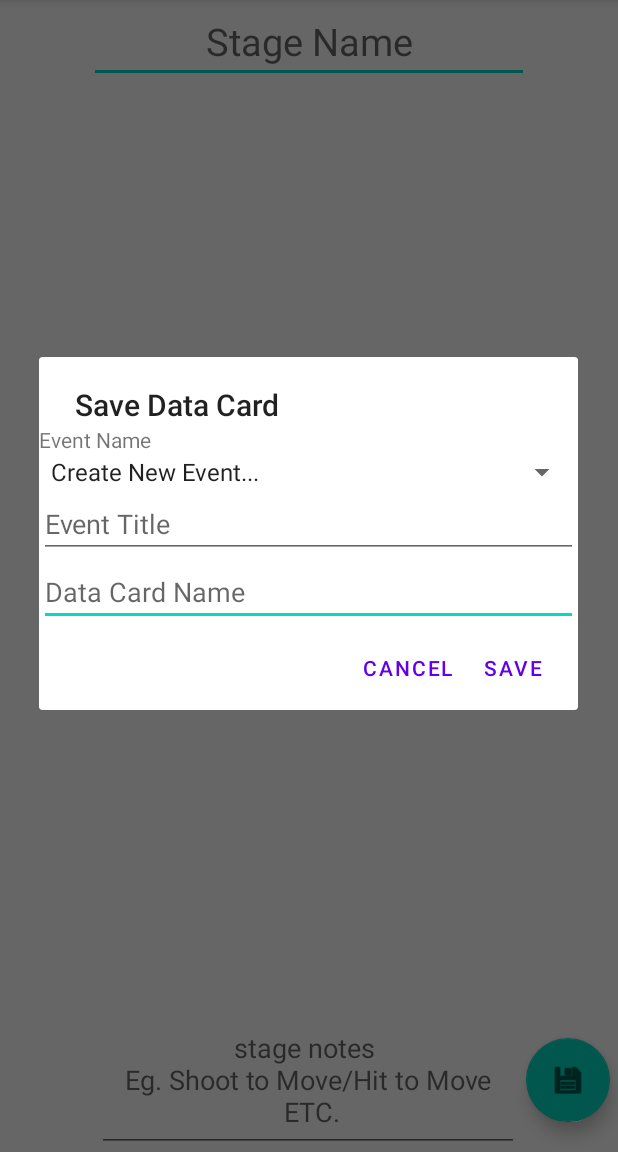
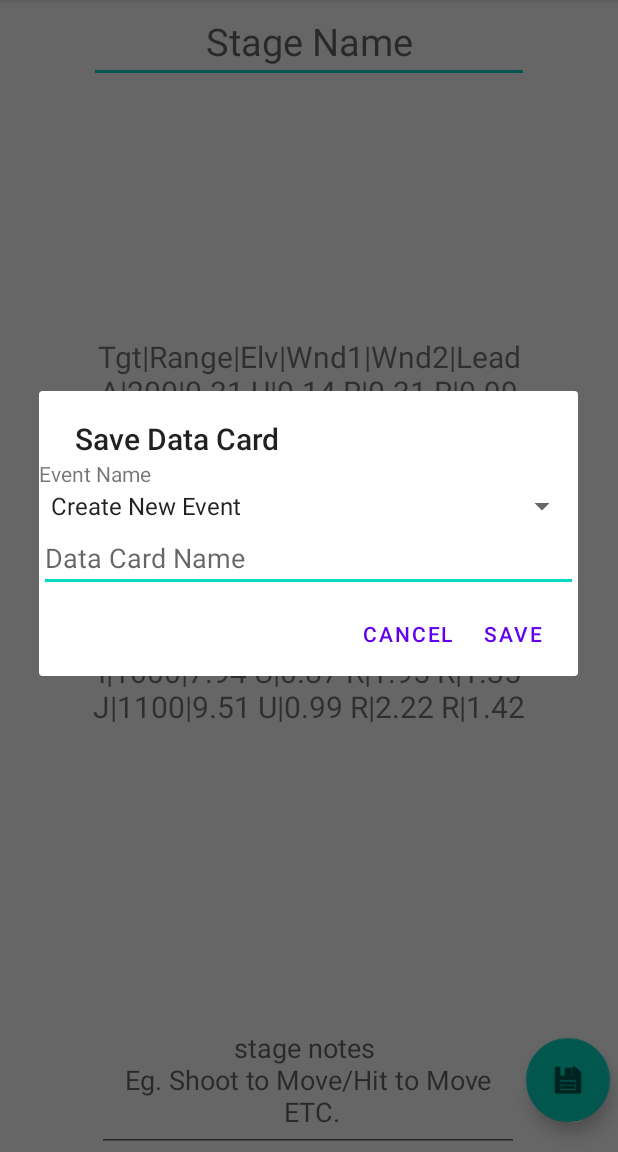
Before and after one commit to Jgriffiths92/Open_E-Reloading-Assistant, an Android app: the fragment HomeFragment shown on its own in the app's theme, after a tap on an icon or button, on a phone screen of 412 x 824 dp, the part 84-1236 px from its top. Run offline under Robolectric (Android 15) with nearby library versions, the phone set to English and light mode, and no system bars.

Commit message:
Setup Home Page to display required csv Data still need to get show hide functions in dropdown menu to work and beautify the data

```diff
--- a/app/src/main/java/com/example/opene_dope/ui/home/HomeFragment.kt
+++ b/app/src/main/java/com/example/opene_dope/ui/home/HomeFragment.kt
@@ -48,7 +48,7 @@ class HomeFragment : Fragment() {
             layout.addView(title)
 
             val spinner = Spinner(requireContext())
-            val spinnerItems = arrayOf("Create New Event...", "Event 1", "Event 2", "Event 3") // Replace with your items
+            val spinnerItems = arrayOf("Create New Event", "Event 1", "Event 2", "Event 3") // Replace with your items
             val editText = EditText(requireContext())
             editText.hint = "Event Title"
             editText.visibility = GONE
@@ -58,7 +58,7 @@ class HomeFragment : Fragment() {
             spinner.adapter = spinnerAdapter
             spinner.onItemSelectedListener = object : android.widget.AdapterView.OnItemSelectedListener {
                 override fun onItemSelected(parent: android.widget.AdapterView<*>?, view: View?, position: Int, id: Long) {
-                    if (spinnerItems[position] == "Create New Event...") {
+                    if (spinnerItems[position] == "New Event") {
                         editText.visibility = View.VISIBLE
                     } else {
                         editText.visibility = GONE
--- a/app/src/main/java/com/example/opene_dope/ui/home/HomeViewModel.kt
+++ b/app/src/main/java/com/example/opene_dope/ui/home/HomeViewModel.kt
@@ -1,12 +1,68 @@
 package com.example.opene_dope.ui.home
 
+import android.app.Application
+import android.content.Context
+import android.util.Log
+import androidx.lifecycle.AndroidViewModel
 import androidx.lifecycle.LiveData
 import androidx.lifecycle.MutableLiveData
-import androidx.lifecycle.ViewModel
-class HomeViewModel : ViewModel() {
+import java.io.BufferedReader
+import java.io.InputStreamReader
+
+class HomeViewModel(application: Application) : AndroidViewModel(application) {
 
     private val _text = MutableLiveData<String>().apply {
-        value = "Current Data Card Will Be Displayed Here"
+        value = loadCsvData(application.applicationContext)
     }
     val text: LiveData<String> = _text
+
+    /**
+     * Loads data from a CSV file located in the raw resources directory.
+     *
+     * This function reads a CSV file named "rc" (com.example.opene_dope.R.raw.rc) from the
+     * application's raw resources, skips the first five lines, and then reads the rest of the file
+     * line by line, appending each line to a StringBuilder. Finally, it returns the entire
+     * content of the file as a single String.
+     *
+     * @param context The application context, needed to access the resources.
+     * @return A String containing the content of the CSV file (excluding the first five lines),
+     *         or an error message if there was a problem reading the file.
+     * @throws Exception if an error occurs while reading the file. Errors are logged to the console.
+     */
+    private fun loadCsvData(context: Context): String {
+        val stringBuilder = StringBuilder()
+        try {
+            val inputStream = context.resources.openRawResource(com.example.opene_dope.R.raw.rc)
+            val reader = BufferedReader(InputStreamReader(inputStream))
+
+            // Skip the first five lines using a loop
+            repeat(5) {
+                reader.readLine()
+            }
+
+            var line: String? = reader.readLine()
+            while (line != null) {
+                val values = line.split(",")
+                if (values.size >= 14) {
+                    val modifiedLine = listOf(
+                        values[0], // keep Target ID Value
+                        values[1], // keep Range Value
+                        values[2], // keep Elevation Value
+                        values[3], // keep Wind 1 Value
+                        values[4], // keep Wind 2 Value
+                        values[5], // keep Lead Value
+
+
+                    ).joinToString("|")
+                    stringBuilder.append(modifiedLine).append("\n")
+                }
+                line = reader.readLine()
+            }
+             reader.close()
+        } catch (e: Exception) {
+            Log.e("HomeViewModel", "Error reading CSV", e)
+            return "Error loading data: ${e.message}"
+        }
+        return stringBuilder.toString()
+    }
 }
```
Also changed, not shown: app/src/main/res/raw/rc.csv (renamed from app/src/main/assets/rc.csv).
